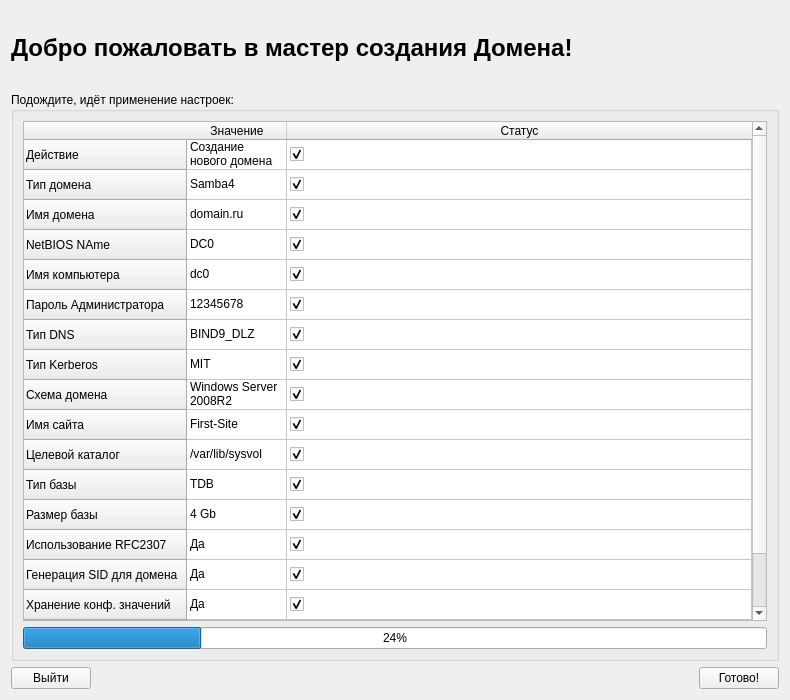
The window that step_0-5.ui (AntProBasealt/domain-manager) describes before a commit, drawn with Qt 5.
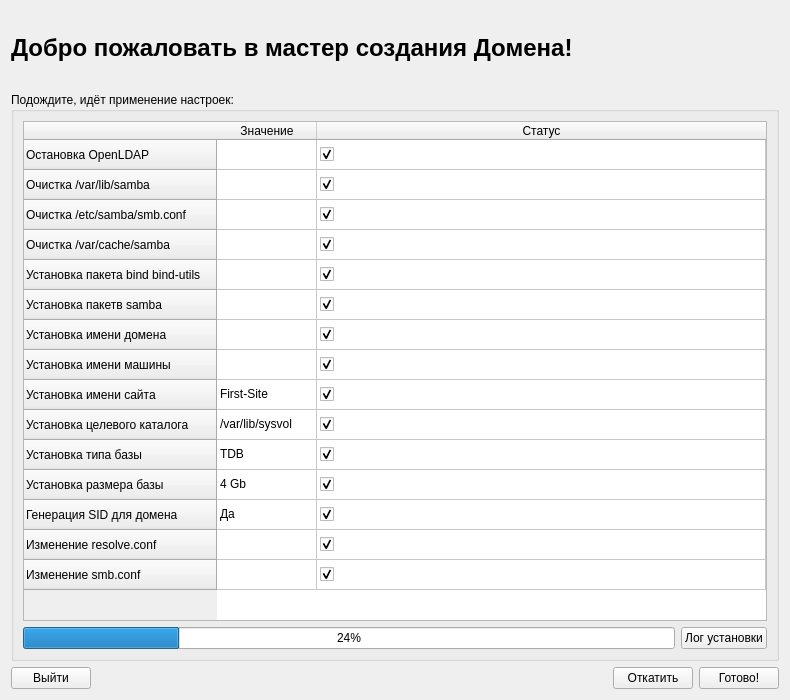
The same window after the commit. Icons and pictures are not drawn.

```diff
--- a/step_0-5.ui
+++ b/step_0-5.ui
@@ -128,8 +128,8 @@
      <property name="checkable">
       <bool>false</bool>
      </property>
-     <layout class="QGridLayout" name="gridLayout_3">
-      <item row="0" column="0">
+     <layout class="QGridLayout" name="gridLayout">
+      <item row="0" column="0" colspan="2">
        <widget class="QTableWidget" name="tableWidget">
         <property name="autoFillBackground">
          <bool>true</bool>
@@ -139,72 +139,62 @@
         </attribute>
         <row>
          <property name="text">
-          <string>Действие</string>
+          <string>Остановка OpenLDAP</string>
          </property>
         </row>
         <row>
          <property name="text">
-          <string>Тип домена</string>
+          <string>Очистка /var/lib/samba</string>
          </property>
         </row>
         <row>
          <property name="text">
-          <string>Имя домена</string>
+          <string>Очистка /etc/samba/smb.conf</string>
          </property>
         </row>
         <row>
          <property name="text">
-          <string>NetBIOS NAme</string>
+          <string>Очистка /var/cache/samba</string>
          </property>
         </row>
         <row>
          <property name="text">
-          <string>Имя компьютера</string>
+          <string>Установка пакета bind bind-utils</string>
          </property>
         </row>
         <row>
          <property name="text">
-          <string>Пароль Администратора</string>
+          <string>Установка пакетв samba</string>
          </property>
         </row>
         <row>
          <property name="text">
-          <string>Тип DNS</string>
+          <string>Установка имени домена</string>
          </property>
         </row>
         <row>
          <property name="text">
-          <string>Тип Kerberos</string>
+          <string>Установка имени машины</string>
          </property>
         </row>
         <row>
          <property name="text">
-          <string>Схема домена</string>
+          <string>Установка имени сайта</string>
          </property>
         </row>
         <row>
          <property name="text">
-          <string>Имя сайта</string>
+          <string>Установка целевого каталога</string>
          </property>
         </row>
         <row>
          <property name="text">
-          <string>Целевой каталог</string>
+          <string>Установка типа базы</string>
          </property>
         </row>
         <row>
          <property name="text">
-          <string>Тип базы</string>
-         </property>
-        </row>
-        <row>
-         <property name="text">
-          <string>Размер базы</string>
-         </property>
-        </row>
-        <row>
-         <property name="text">
-          <string>Использование RFC2307</string>
+          <string>Установка размера базы</string>
          </property>
         </row>
         <row>
@@ -212,11 +202,6 @@
           <string>Генерация SID для домена</string>
          </property>
         </row>
-        <row>
-         <property name="text">
-          <string>Хранение конф. значений</string>
-         </property>
-        </row>
         <row>
          <property name="text">
           <string>Изменение resolve.conf</string>
@@ -239,7 +224,7 @@
         </column>
         <item row="0" column="0">
          <property name="text">
-          <string>Создание нового домена</string>
+          <string/>
          </property>
         </item>
         <item row="0" column="1">
@@ -255,7 +240,7 @@
         </item>
         <item row="1" column="0">
          <property name="text">
-          <string>Samba4</string>
+          <string/>
          </property>
         </item>
         <item row="1" column="1">
@@ -268,7 +253,7 @@
         </item>
         <item row="2" column="0">
          <property name="text">
-          <string>domain.ru</string>
+          <string/>
          </property>
         </item>
         <item row="2" column="1">
@@ -281,7 +266,7 @@
         </item>
         <item row="3" column="0">
          <property name="text">
-          <string>DC0</string>
+          <string/>
          </property>
         </item>
         <item row="3" column="1">
@@ -294,7 +279,7 @@
         </item>
         <item row="4" column="0">
          <property name="text">
-          <string>dc0</string>
+          <string/>
          </property>
         </item>
         <item row="4" column="1">
@@ -307,7 +292,7 @@
         </item>
         <item row="5" column="0">
          <property name="text">
-          <string>12345678</string>
+          <string/>
          </property>
         </item>
         <item row="5" column="1">
@@ -320,7 +305,7 @@
         </item>
         <item row="6" column="0">
          <property name="text">
-          <string>BIND9_DLZ</string>
+          <string/>
          </property>
         </item>
         <item row="6" column="1">
@@ -333,7 +318,7 @@
         </item>
         <item row="7" column="0">
          <property name="text">
-          <string>MIT</string>
+          <string/>
          </property>
         </item>
         <item row="7" column="1">
@@ -346,7 +331,7 @@
         </item>
         <item row="8" column="0">
          <property name="text">
-          <string>Windows Server 2008R2</string>
+          <string>First-Site</string>
          </property>
         </item>
         <item row="8" column="1">
@@ -359,7 +344,7 @@
         </item>
         <item row="9" column="0">
          <property name="text">
-          <string>First-Site</string>
+          <string>/var/lib/sysvol</string>
          </property>
         </item>
         <item row="9" column="1">
@@ -372,7 +357,7 @@
         </item>
         <item row="10" column="0">
          <property name="text">
-          <string>/var/lib/sysvol</string>
+          <string>TDB</string>
          </property>
         </item>
         <item row="10" column="1">
@@ -385,7 +370,7 @@
         </item>
         <item row="11" column="0">
          <property name="text">
-          <string>TDB</string>
+          <string>4 Gb</string>
          </property>
         </item>
         <item row="11" column="1">
@@ -398,7 +383,7 @@
         </item>
         <item row="12" column="0">
          <property name="text">
-          <string>4 Gb</string>
+          <string>Да</string>
          </property>
         </item>
         <item row="12" column="1">
@@ -411,7 +396,7 @@
         </item>
         <item row="13" column="0">
          <property name="text">
-          <string>Да</string>
+          <string/>
          </property>
         </item>
         <item row="13" column="1">
@@ -422,11 +407,6 @@
           <enum>Checked</enum>
          </property>
         </item>
-        <item row="14" column="0">
-         <property name="text">
-          <string>Да</string>
-         </property>
-        </item>
         <item row="14" column="1">
          <property name="text">
           <string/>
@@ -435,40 +415,6 @@
           <enum>Checked</enum>
          </property>
         </item>
-        <item row="15" column="0">
-         <property name="text">
-          <string>Да</string>
-         </property>
-        </item>
-        <item row="15" column="1">
-         <property name="text">
-          <string/>
-         </property>
-         <property name="checkState">
-          <enum>Checked</enum>
-         </property>
-        </item>
-        <item row="16" column="0">
-         <property name="text">
-          <string/>
-         </property>
-        </item>
-        <item row="16" column="1">
-         <property name="text">
-          <string/>
-         </property>
-         <property name="checkState">
-          <enum>Checked</enum>
-         </property>
-        </item>
-        <item row="17" column="1">
-         <property name="text">
-          <string/>
-         </property>
-         <property name="checkState">
-          <enum>Checked</enum>
-         </property>
-        </item>
        </widget>
       </item>
       <item row="1" column="0">
@@ -478,9 +424,23 @@
         </property>
        </widget>
       </item>
+      <item row="1" column="1">
+       <widget class="QPushButton" name="pushButton_2">
+        <property name="text">
+         <string>Лог установки</string>
+        </property>
+       </widget>
+      </item>
      </layout>
     </widget>
    </item>
+   <item row="2" column="2">
+    <widget class="QPushButton" name="pushButton">
+     <property name="text">
+      <string>Откатить</string>
+     </property>
+    </widget>
+   </item>
   </layout>
  </widget>
  <resources/>
```
